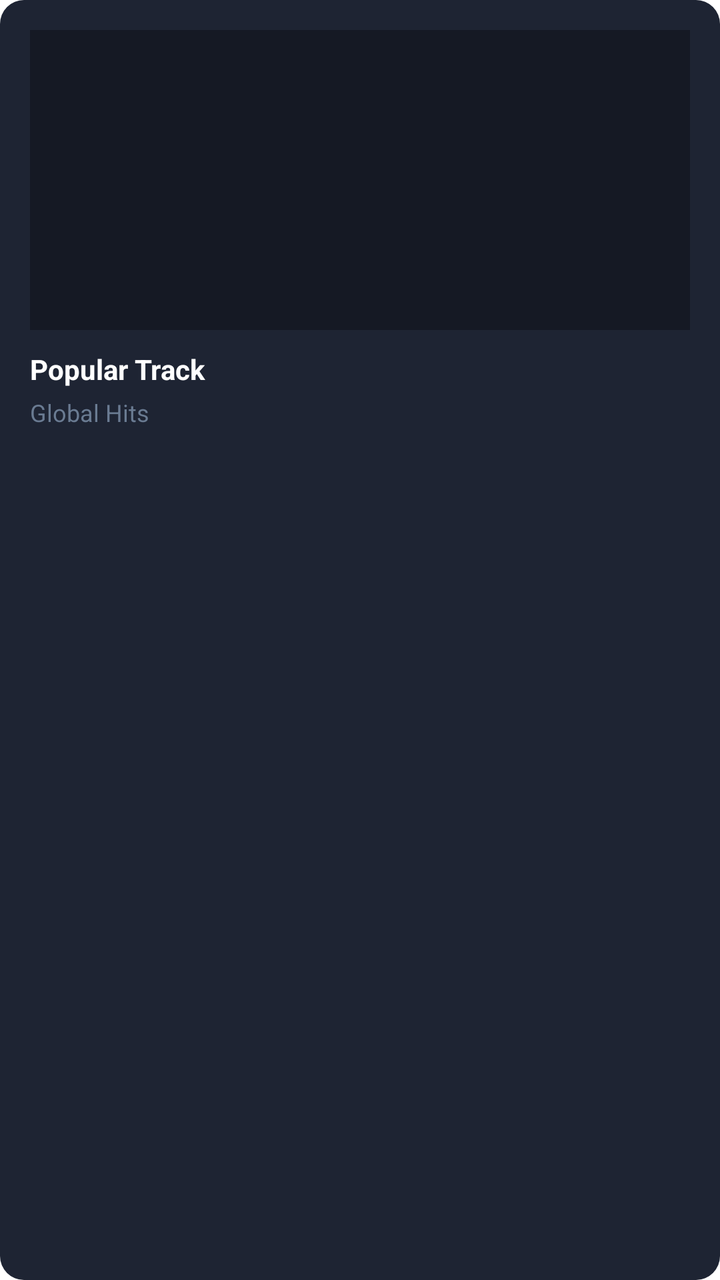
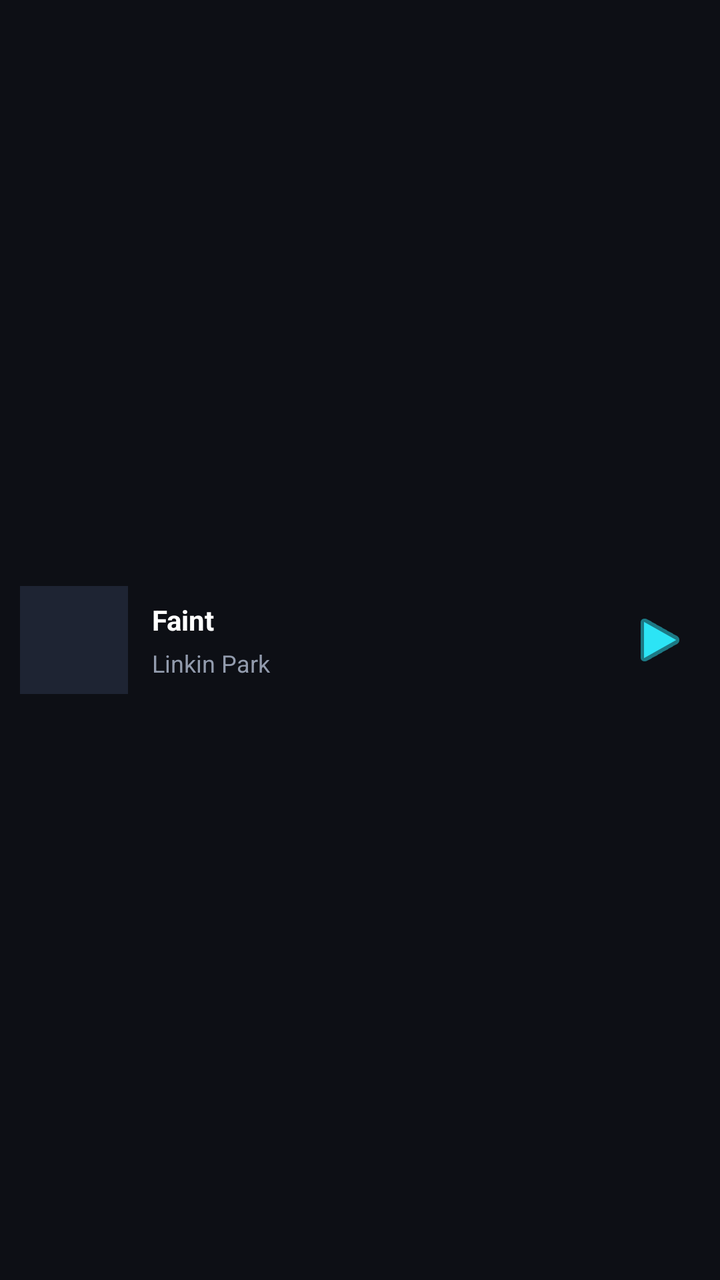

Compare the two renders of this Android layout. The source of the first and the diff that turns it into the second are given below.
<!-- AndroidManifest.xml: application theme Theme.Spotify -->
<!-- res/layout/item_cancion.xml -->
<?xml version="1.0" encoding="utf-8"?>
<LinearLayout xmlns:android="http://schemas.android.com/apk/res/android"
    android:layout_width="180dp"
    android:layout_height="wrap_content"
    android:layout_marginEnd="15dp"
    android:padding="15dp"
    android:orientation="vertical"
    android:background="@drawable/music_card">

    <ImageView
        android:id="@+id/imgCancion"
        android:layout_width="match_parent"
        android:layout_height="150dp"
        android:scaleType="centerCrop"
        android:background="#151924"
        android:contentDescription="Imagen de canción" />

    <TextView
        android:id="@+id/tvTitulo"
        android:layout_width="match_parent"
        android:layout_height="wrap_content"
        android:text="Popular Track"
        android:textColor="#FFFFFF"
        android:textSize="14sp"
        android:textStyle="bold"
        android:maxLines="1"
        android:ellipsize="end"
        android:layout_marginTop="10dp" />

    <TextView
        android:id="@+id/tvArtista"
        android:layout_width="match_parent"
        android:layout_height="wrap_content"
        android:text="Global Hits"
        android:textColor="#6A7B92"
        android:textSize="12sp"
        android:maxLines="1"
        android:ellipsize="end"
        android:layout_marginTop="4dp" />

</LinearLayout>
<!-- resources referenced by this layout -->
<resources>
  <!-- drawable music_card (drawable) -->
  <?xml version="1.0" encoding="utf-8"?>
  <shape xmlns:android="http://schemas.android.com/apk/res/android"
      android:shape="rectangle">
  
      <solid android:color="#1E2433"/>
  
      <corners android:radius="12dp"/>
  
  </shape>
  <style name="Theme.Spotify" parent="Theme.MaterialComponents.DayNight.DarkActionBar">
          
          <item name="colorPrimary">@color/purple_500</item>
          <item name="colorPrimaryVariant">@color/purple_700</item>
          <item name="colorOnPrimary">@color/white</item>
          
          <item name="colorSecondary">@color/teal_200</item>
          <item name="colorSecondaryVariant">@color/teal_700</item>
          <item name="colorOnSecondary">@color/black</item>
          
          <item name="android:statusBarColor">?attr/colorPrimaryVariant</item>
          
      </style>
  <color name="purple_500">#FF6200EE</color>
  <color name="purple_700">#FF3700B3</color>
  <color name="white">#FFFFFFFF</color>
  <color name="teal_200">#FF03DAC5</color>
  <color name="teal_700">#FF018786</color>
  <color name="black">#FF000000</color>
</resources>

<!-- the commit's change to res/layout/item_cancion.xml (unified diff, before → after) -->
@@ -1,41 +1,61 @@
 <?xml version="1.0" encoding="utf-8"?>
-<LinearLayout xmlns:android="http://schemas.android.com/apk/res/android"
-    android:layout_width="180dp"
-    android:layout_height="wrap_content"
-    android:layout_marginEnd="15dp"
-    android:padding="15dp"
-    android:orientation="vertical"
-    android:background="@drawable/music_card">
+<LinearLayout
+    xmlns:android="http://schemas.android.com/apk/res/android"
+    android:layout_width="match_parent"
+    android:layout_height="76dp"
+    android:orientation="horizontal"
+    android:gravity="center_vertical"
+    android:paddingHorizontal="10dp"
+    android:background="#0D0F15">
 
     <ImageView
         android:id="@+id/imgCancion"
-        android:layout_width="match_parent"
-        android:layout_height="150dp"
+        android:layout_width="54dp"
+        android:layout_height="54dp"
         android:scaleType="centerCrop"
-        android:background="#151924"
-        android:contentDescription="Imagen de canción" />
+        android:background="#1E2433"
+        android:contentDescription="Portada de la canción" />
 
-    <TextView
-        android:id="@+id/tvTitulo"
-        android:layout_width="match_parent"
+    <LinearLayout
+        android:layout_width="0dp"
         android:layout_height="wrap_content"
-        android:text="Popular Track"
-        android:textColor="#FFFFFF"
-        android:textSize="14sp"
-        android:textStyle="bold"
-        android:maxLines="1"
-        android:ellipsize="end"
-        android:layout_marginTop="10dp" />
+        android:layout_weight="1"
+        android:orientation="vertical"
+        android:layout_marginStart="12dp"
+        android:layout_marginEnd="8dp">
 
-    <TextView
-        android:id="@+id/tvArtista"
-        android:layout_width="match_parent"
-        android:layout_height="wrap_content"
-        android:text="Global Hits"
-        android:textColor="#6A7B92"
-        android:textSize="12sp"
-        android:maxLines="1"
-        android:ellipsize="end"
-        android:layout_marginTop="4dp" />
+        <TextView
+            android:id="@+id/tvTitulo"
+            android:layout_width="match_parent"
+            android:layout_height="wrap_content"
+            android:text="Faint"
+            android:textColor="#FFFFFF"
+            android:textSize="14sp"
+            android:textStyle="bold"
+            android:maxLines="1"
+            android:ellipsize="end" />
+
+        <TextView
+            android:id="@+id/tvArtista"
+            android:layout_width="match_parent"
+            android:layout_height="wrap_content"
+            android:layout_marginTop="4dp"
+            android:text="Linkin Park"
+            android:textColor="#929BAD"
+            android:textSize="12sp"
+            android:maxLines="1"
+            android:ellipsize="end" />
+
+    </LinearLayout>
+
+    <ImageButton
+        android:id="@+id/btnReproducirCancion"
+        android:layout_width="40dp"
+        android:layout_height="40dp"
+        android:background="@android:color/transparent"
+        android:src="@android:drawable/ic_media_play"
+        android:tint="#2CE4F5"
+        android:padding="9dp"
+        android:contentDescription="Reproducir canción" />
 
 </LinearLayout>
<!-- resource entries referenced after the edit -->
@@ -1,15 +1,5 @@
 <!-- resources referenced by this layout -->
 <resources>
-  <!-- drawable music_card (drawable) -->
-  <?xml version="1.0" encoding="utf-8"?>
-  <shape xmlns:android="http://schemas.android.com/apk/res/android"
-      android:shape="rectangle">
-  
-      <solid android:color="#1E2433"/>
-  
-      <corners android:radius="12dp"/>
-  
-  </shape>
   <style name="Theme.Spotify" parent="Theme.MaterialComponents.DayNight.DarkActionBar">
           
           <item name="colorPrimary">@color/purple_500</item>
